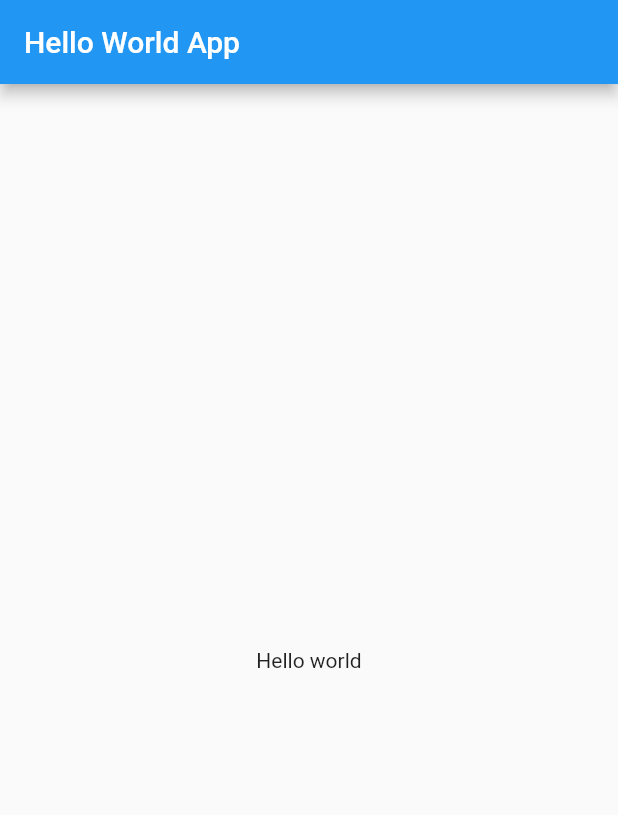
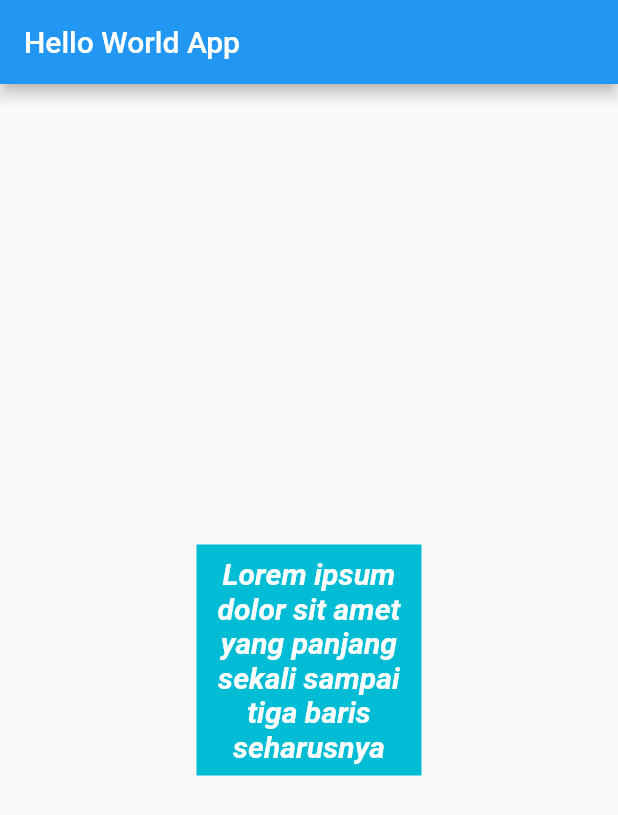
Before and after one commit to nadrianfikri/learn-flutter, a Flutter app: the screen it shows after launch, on a phone screen of 412 x 824 dp. Shown: the top 815 px of the screen. Run offline on Flutter 3.47's test engine with Material 2 defaults, Android fonts, the phone set to English and light mode, and no system bars.

Commit message:
feat: text widget

```diff
--- a/lib/main.dart
+++ b/lib/main.dart
@@ -12,7 +12,27 @@ class MyApp extends StatelessWidget {
         appBar: AppBar(
           title: const Text('Hello World App'),
         ),
-        body: const Center(child: Text('Hello world')),
+        body: Center(
+            child: Container(
+          color: Colors.cyan,
+          width: 150,
+          // height: 50,
+          child: const Padding(
+            padding: EdgeInsets.all(8.0),
+            child: Text(
+              'Lorem ipsum dolor sit amet yang panjang sekali sampai tiga baris seharusnya',
+              // maxLines: 2,
+              // overflow: TextOverflow.ellipsis,
+              // softWrap: false,
+              textAlign: TextAlign.center,
+              style: TextStyle(
+                  color: Colors.white,
+                  fontStyle: FontStyle.italic,
+                  fontWeight: FontWeight.w600,
+                  fontSize: 20),
+            ),
+          ),
+        )),
       ),
     );
   }
```
